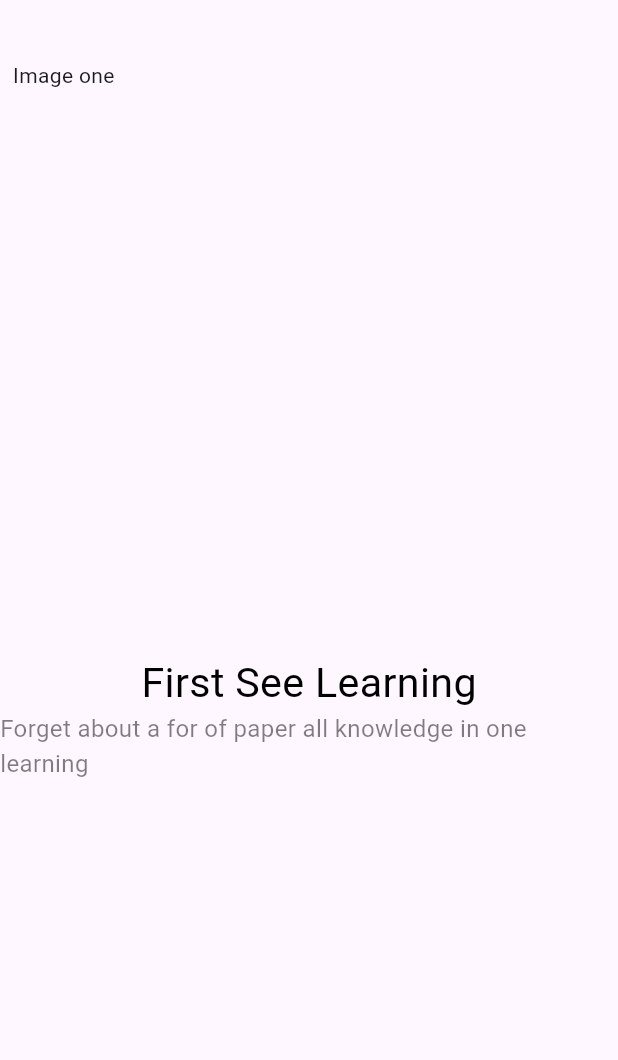
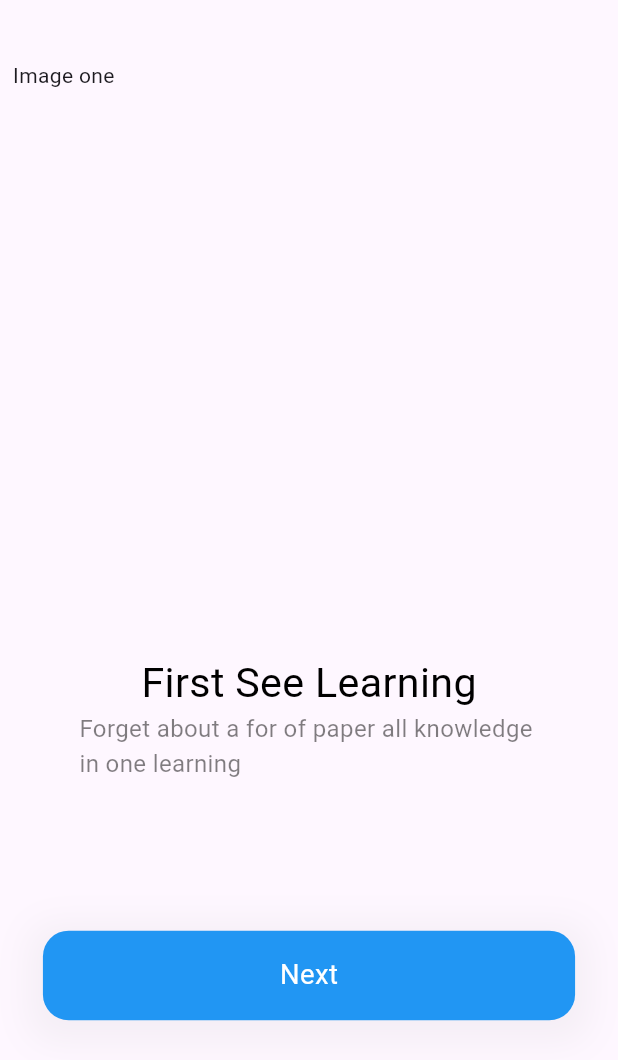
Before and after one commit to jamessarona/shop-app-bloc, a Flutter app: the screen it shows after launch, on a phone screen of 412 x 824 dp. Shown: the top 1060 px of the screen. Run offline on Flutter 3.47's test engine with Material 3 defaults, Android fonts, the phone set to English and light mode, and no system bars; our stand-ins replace flutter_bloc, flutter_screenutil.

Commit message:
Added welcome next button

```diff
--- a/lib/pages/welcome/welcome.dart
+++ b/lib/pages/welcome/welcome.dart
@@ -39,6 +39,8 @@
                         ),
                       ),
                       Container(
+                        width: 375,
+                        padding: EdgeInsets.only(left: 30.w, right: 30.w),
                         child: Text(
                           'Forget about a for of paper all knowledge in one learning',
                           style: TextStyle(
@@ -48,6 +50,36 @@
                           ),
                         ),
                       ),
+                      Container(
+                        margin:
+                            EdgeInsets.only(top: 100, left: 25.w, right: 25.w),
+                        width: 325.w,
+                        height: 50.h,
+                        decoration: BoxDecoration(
+                          color: Colors.blue,
+                          borderRadius: BorderRadius.all(
+                            Radius.circular(15.w),
+                          ),
+                          boxShadow: [
+                            BoxShadow(
+                              color: Colors.grey.withOpacity(0.1),
+                              spreadRadius: 10,
+                              blurRadius: 20,
+                              offset: const Offset(0, 5),
+                            ),
+                          ],
+                        ),
+                        child: Center(
+                          child: Text(
+                            'Next',
+                            style: TextStyle(
+                              color: Colors.white,
+                              fontSize: 16.sp,
+                              fontWeight: FontWeight.normal,
+                            ),
+                          ),
+                        ),
+                      )
                     ],
                   )
                 ],
```
